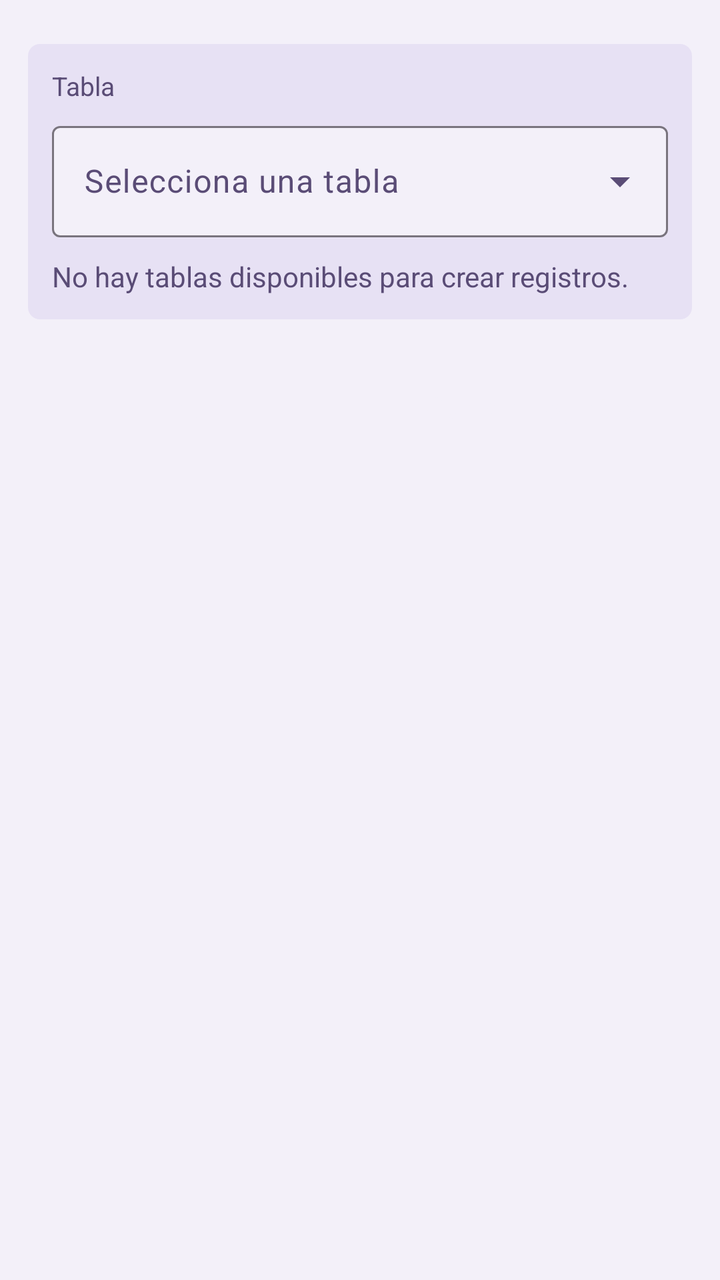
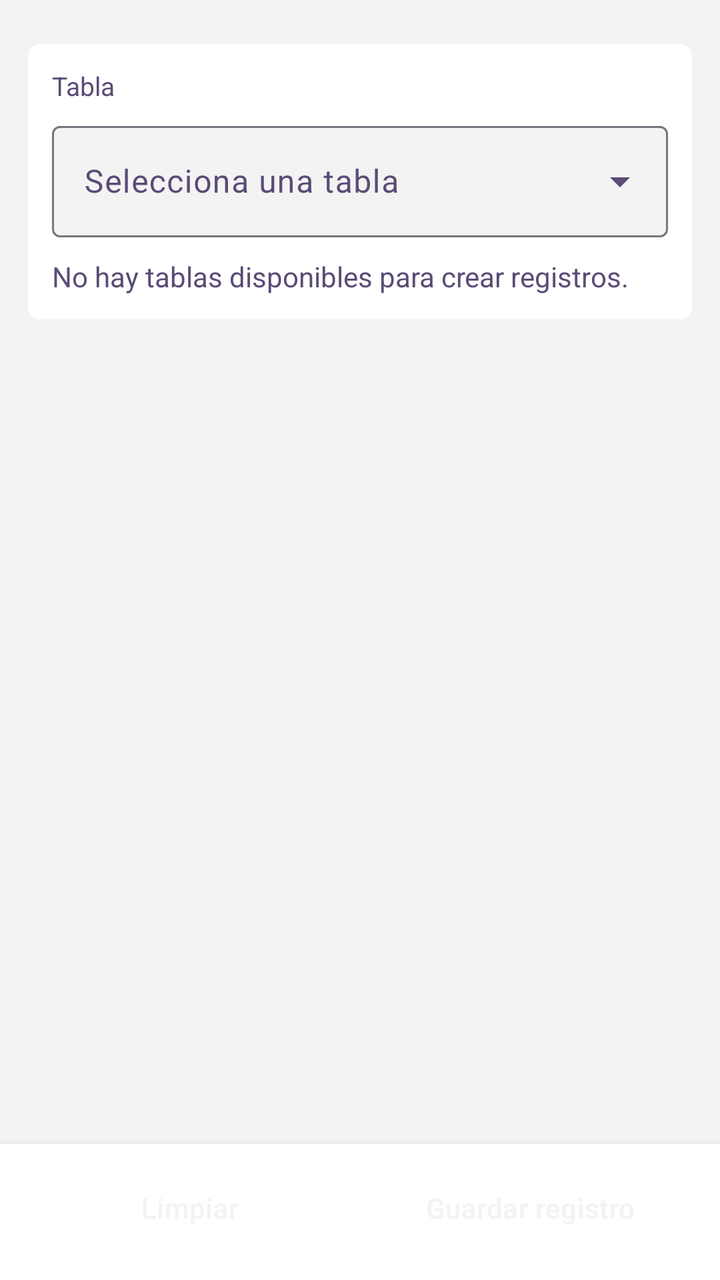

An Android layout rendered at two revisions. The XML below is the earlier revision; the diff shows what the commit changed to produce the second picture.
<!-- AndroidManifest.xml: application theme AppTheme -->
<!-- res/layout/fragment_record_create.xml -->
<?xml version="1.0" encoding="utf-8"?>
<androidx.core.widget.NestedScrollView xmlns:android="http://schemas.android.com/apk/res/android"
    xmlns:app="http://schemas.android.com/apk/res-auto"
    android:id="@+id/recordCreateRoot"
    android:layout_width="match_parent"
    android:layout_height="match_parent"
    android:background="@color/paper"
    android:fillViewport="true">

    <LinearLayout
        android:layout_width="match_parent"
        android:layout_height="wrap_content"
        android:orientation="vertical"
        android:padding="14dp">

        <LinearLayout
            style="@style/Widget.PatriGO.Surface.Panel"
            android:layout_width="match_parent"
            android:layout_height="wrap_content"
            android:layout_marginTop="8dp"
            android:orientation="vertical">

            <TextView
                style="@style/TextAppearance.PatriGO.Label"
                android:layout_width="match_parent"
                android:layout_height="wrap_content"
                android:text="@string/record_create_table_label" />

            <com.google.android.material.textfield.TextInputLayout
                style="@style/Widget.PatriGO.TextInputLayout"
                android:layout_width="match_parent"
                android:layout_height="wrap_content"
                android:layout_marginTop="6dp"
                android:hint="@string/record_create_table_hint"
                app:endIconMode="dropdown_menu">

                <AutoCompleteTextView
                    android:id="@+id/recordCreateTableSelector"
                    style="@style/Widget.PatriGO.TextInputEditText"
                    android:layout_width="match_parent"
                    android:layout_height="wrap_content"
                    android:focusable="false"
                    android:inputType="none" />
            </com.google.android.material.textfield.TextInputLayout>

            <TextView
                android:id="@+id/recordCreateStatusText"
                style="@style/TextAppearance.PatriGO.Body.Md.Muted"
                android:layout_width="match_parent"
                android:layout_height="wrap_content"
                android:layout_marginTop="10dp"
                android:text="@string/record_create_status_no_tables" />
        </LinearLayout>

        <TextView
            android:id="@+id/recordCreateFieldsEmptyText"
            style="@style/TextAppearance.PatriGO.Body.Muted"
            android:layout_width="match_parent"
            android:layout_height="wrap_content"
            android:layout_marginTop="12dp"
            android:text="@string/record_create_fields_empty"
            android:visibility="gone" />

        <androidx.recyclerview.widget.RecyclerView
            android:id="@+id/recordCreateFieldsRecyclerView"
            android:layout_width="match_parent"
            android:layout_height="wrap_content"
            android:layout_marginTop="12dp"
            android:clipToPadding="false"
            android:nestedScrollingEnabled="false" />

        <LinearLayout
            android:layout_width="match_parent"
            android:layout_height="wrap_content"
            android:layout_marginTop="10dp"
            android:layout_marginBottom="12dp"
            android:orientation="horizontal">

            <Button
                android:id="@+id/recordCreateClearButton"
                style="@style/Widget.PatriGO.Button.Md"
                android:layout_width="0dp"
                android:layout_height="wrap_content"
                android:layout_marginEnd="4dp"
                android:layout_weight="1"
                android:text="@string/record_create_clear_button" />

            <Button
                android:id="@+id/recordCreateSaveButton"
                style="@style/Widget.PatriGO.Button.Md"
                android:layout_width="0dp"
                android:layout_height="wrap_content"
                android:layout_marginStart="4dp"
                android:layout_weight="1"
                android:text="@string/record_create_save_button" />
        </LinearLayout>
    </LinearLayout>
</androidx.core.widget.NestedScrollView>
<!-- resources referenced by this layout -->
<resources>
  <color name="paper">#f3f0f9</color>
  <string name="record_create_clear_button">Limpiar</string>
  <string name="record_create_fields_empty">La tabla no tiene columnas disenadas.</string>
  <string name="record_create_save_button">Guardar registro</string>
  <string name="record_create_status_no_tables">No hay tablas disponibles para crear registros.</string>
  <string name="record_create_table_hint">Selecciona una tabla</string>
  <string name="record_create_table_label">Tabla</string>
  <style name="TextAppearance.PatriGO.Body.Md.Muted" parent="TextAppearance.PatriGO.Body.Md">
          <item name="android:textColor">@color/muted_ink</item>
      </style>
  <style name="TextAppearance.PatriGO.Body.Muted" parent="TextAppearance.PatriGO.Body">
          <item name="android:textColor">@color/muted_ink</item>
      </style>
  <style name="TextAppearance.PatriGO.Label" parent="">
          <item name="android:textColor">@color/muted_ink</item>
          <item name="android:textSize">13sp</item>
      </style>
  <style name="Widget.PatriGO.Surface.Panel" parent="">
          <item name="android:background">@drawable/app_surface_panel_background</item>
          <item name="android:padding">12dp</item>
      </style>
  <style name="Widget.PatriGO.TextInputLayout" parent="Widget.Material3.TextInputLayout.OutlinedBox">
          <item name="boxBackgroundColor">@color/paper</item>
          <item name="hintTextColor">@color/muted_ink</item>
      </style>
  <style name="TextAppearance.PatriGO.Body.Md" parent="TextAppearance.PatriGO.Body">
          <item name="android:textSize">14sp</item>
      </style>
  <color name="muted_ink">#5a4c76</color>
  <style name="TextAppearance.PatriGO.Body" parent="">
          <item name="android:textColor">@color/ink</item>
          <item name="android:textSize">13sp</item>
      </style>
  <color name="ink">#241b37</color>
  <color name="forest">#5717d7</color>
  <color name="forest_dark">#390998</color>
  <color name="amber">#e85811</color>
  <color name="paper_alt">#e7e1f4</color>
  <style name="ShapeAppearanceOverlay.PatriGO.Button" parent="">
          <item name="cornerFamily">rounded</item>
          <item name="cornerSize">5dp</item>
      </style>
  <dimen name="shape_radius_md">6dp</dimen>
  <!-- unchanged entries left out for length: 5 -->
</resources>

<!-- the commit's change to res/layout/fragment_record_create.xml (unified diff, before → after) -->
@@ -1,13 +1,19 @@
 <?xml version="1.0" encoding="utf-8"?>
-<androidx.core.widget.NestedScrollView xmlns:android="http://schemas.android.com/apk/res/android"
+<LinearLayout xmlns:android="http://schemas.android.com/apk/res/android"
     xmlns:app="http://schemas.android.com/apk/res-auto"
     android:id="@+id/recordCreateRoot"
     android:layout_width="match_parent"
     android:layout_height="match_parent"
     android:background="@color/paper"
-    android:fillViewport="true">
+    android:orientation="vertical">
 
-    <LinearLayout
+    <androidx.core.widget.NestedScrollView
+        android:layout_width="match_parent"
+        android:layout_height="0dp"
+        android:layout_weight="1"
+        android:fillViewport="true">
+
+        <LinearLayout
         android:layout_width="match_parent"
         android:layout_height="wrap_content"
         android:orientation="vertical"
@@ -50,6 +56,14 @@
                 android:layout_height="wrap_content"
                 android:layout_marginTop="10dp"
                 android:text="@string/record_create_status_no_tables" />
+
+            <com.google.android.material.progressindicator.LinearProgressIndicator
+                android:id="@+id/recordCreateProgressIndicator"
+                android:layout_width="match_parent"
+                android:layout_height="wrap_content"
+                android:layout_marginTop="10dp"
+                android:indeterminate="true"
+                android:visibility="gone" />
         </LinearLayout>
 
         <TextView
@@ -61,38 +75,69 @@
             android:text="@string/record_create_fields_empty"
             android:visibility="gone" />
 
-        <androidx.recyclerview.widget.RecyclerView
-            android:id="@+id/recordCreateFieldsRecyclerView"
+        <LinearLayout
+            android:id="@+id/recordCreateFieldsContainer"
             android:layout_width="match_parent"
             android:layout_height="wrap_content"
             android:layout_marginTop="12dp"
-            android:clipToPadding="false"
-            android:nestedScrollingEnabled="false" />
+            android:orientation="vertical" />
+        </LinearLayout>
+    </androidx.core.widget.NestedScrollView>
 
-        <LinearLayout
-            android:layout_width="match_parent"
+    <LinearLayout
+        android:layout_width="match_parent"
+        android:layout_height="wrap_content"
+        android:background="@color/paper_alt"
+        android:elevation="6dp"
+        android:gravity="center_vertical"
+        android:orientation="horizontal"
+        android:paddingStart="14dp"
+        android:paddingTop="10dp"
+        android:paddingEnd="14dp"
+        android:paddingBottom="14dp">
+
+        <Button
+            android:id="@+id/recordCreateClearButton"
+            style="@style/Widget.PatriGO.Button.Danger.Md"
+            android:layout_width="0dp"
             android:layout_height="wrap_content"
-            android:layout_marginTop="10dp"
-            android:layout_marginBottom="12dp"
-            android:orientation="horizontal">
+            android:layout_marginEnd="8dp"
+            android:layout_weight="1"
+            android:text="@string/record_create_clear_button" />
 
-            <Button
-                android:id="@+id/recordCreateClearButton"
-                style="@style/Widget.PatriGO.Button.Md"
-                android:layout_width="0dp"
-                android:layout_height="wrap_content"
-                android:layout_marginEnd="4dp"
-                android:layout_weight="1"
-                android:text="@string/record_create_clear_button" />
+        <FrameLayout
+            android:layout_width="0dp"
+            android:layout_height="wrap_content"
+            android:layout_weight="1">
 
             <Button
                 android:id="@+id/recordCreateSaveButton"
-                style="@style/Widget.PatriGO.Button.Md"
-                android:layout_width="0dp"
+                style="@style/Widget.PatriGO.Button.Success.Md"
+                android:layout_width="match_parent"
                 android:layout_height="wrap_content"
-                android:layout_marginStart="4dp"
-                android:layout_weight="1"
                 android:text="@string/record_create_save_button" />
-        </LinearLayout>
+
+            <ProgressBar
+                android:id="@+id/recordCreateSaveProgress"
+                style="?android:attr/progressBarStyleSmall"
+                android:layout_width="20dp"
+                android:layout_height="20dp"
+                android:layout_gravity="center_vertical|start"
+                android:layout_marginStart="34dp"
+                android:indeterminate="true"
+                android:indeterminateTint="@color/paper"
+                android:visibility="gone" />
+
+            <TextView
+                android:id="@+id/recordCreateSaveLoadingText"
+                style="@style/TextAppearance.PatriGO.Value"
+                android:layout_width="wrap_content"
+                android:layout_height="wrap_content"
+                android:layout_gravity="center"
+                android:drawablePadding="10dp"
+                android:text="@string/record_create_save_button_loading"
+                android:textColor="@color/paper"
+                android:visibility="gone" />
+        </FrameLayout>
     </LinearLayout>
-</androidx.core.widget.NestedScrollView>
+</LinearLayout>
<!-- resource entries referenced after the edit -->
@@ -1,9 +1,10 @@
 <!-- resources referenced by this layout -->
 <resources>
-  <color name="paper">#f3f0f9</color>
+  <color name="paper">#F3F3F3</color>
   <string name="record_create_clear_button">Limpiar</string>
   <string name="record_create_fields_empty">La tabla no tiene columnas disenadas.</string>
   <string name="record_create_save_button">Guardar registro</string>
+  <string name="record_create_save_button_loading">Guardando...</string>
   <string name="record_create_status_no_tables">No hay tablas disponibles para crear registros.</string>
   <string name="record_create_table_hint">Selecciona una tabla</string>
   <string name="record_create_table_label">Tabla</string>
@@ -16,6 +17,27 @@
   <style name="TextAppearance.PatriGO.Label" parent="">
           <item name="android:textColor">@color/muted_ink</item>
           <item name="android:textSize">13sp</item>
+      </style>
+  <style name="TextAppearance.PatriGO.Value" parent="">
+          <item name="android:textColor">@color/ink</item>
+          <item name="android:textSize">16sp</item>
+          <item name="android:textStyle">bold</item>
+      </style>
+  <style name="Widget.PatriGO.Button.Danger.Md" parent="Widget.PatriGO.Button.Danger.Base">
+          <item name="android:minHeight">44dp</item>
+          <item name="android:textSize">14sp</item>
+          <item name="android:paddingLeft">14dp</item>
+          <item name="android:paddingRight">14dp</item>
+          <item name="android:paddingTop">10dp</item>
+          <item name="android:paddingBottom">10dp</item>
+      </style>
+  <style name="Widget.PatriGO.Button.Success.Md" parent="Widget.PatriGO.Button.Success.Base">
+          <item name="android:minHeight">44dp</item>
+          <item name="android:textSize">14sp</item>
+          <item name="android:paddingLeft">14dp</item>
+          <item name="android:paddingRight">14dp</item>
+          <item name="android:paddingTop">10dp</item>
+          <item name="android:paddingBottom">10dp</item>
       </style>
   <style name="Widget.PatriGO.Surface.Panel" parent="">
           <item name="android:background">@drawable/app_surface_panel_background</item>
@@ -34,10 +56,22 @@
           <item name="android:textSize">13sp</item>
       </style>
   <color name="ink">#241b37</color>
+  <style name="Widget.PatriGO.Button.Danger.Base" parent="Widget.PatriGO.Button.Base">
+          <item name="backgroundTint">@color/error</item>
+          <item name="strokeColor">@color/error</item>
+          <item name="android:textColor">@color/paper</item>
+      </style>
+  <style name="Widget.PatriGO.Button.Success.Base" parent="Widget.PatriGO.Button.Base">
+          <item name="backgroundTint">@color/success</item>
+          <item name="strokeColor">@color/success</item>
+          <item name="android:textColor">@color/paper</item>
+      </style>
   <color name="forest">#5717d7</color>
   <color name="forest_dark">#390998</color>
   <color name="amber">#e85811</color>
-  <color name="paper_alt">#e7e1f4</color>
+  <color name="error">#ae3229</color>
+  <color name="success">#328f4a</color>
+  <color name="paper_alt">#FFFFFF</color>
   <style name="ShapeAppearanceOverlay.PatriGO.Button" parent="">
           <item name="cornerFamily">rounded</item>
           <item name="cornerSize">5dp</item>
